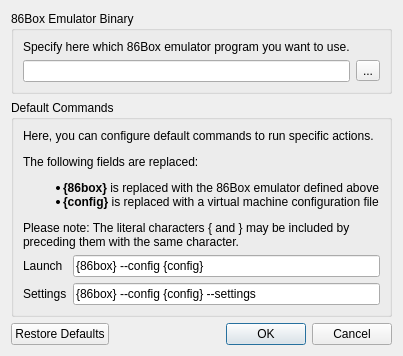
Above: src/gui/preferencesdialog.ui from osaukko/86BoxLauncher before the change. Below: the same form after it.
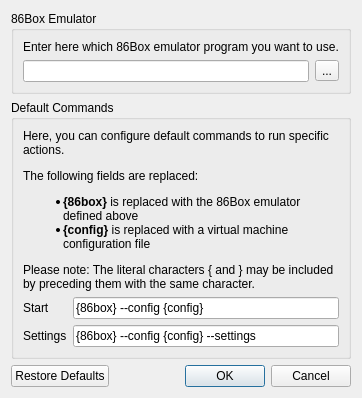
That is the form after the change. Icons and pictures are not drawn.

What changed in the file:
```diff
--- a/src/gui/preferencesdialog.ui
+++ b/src/gui/preferencesdialog.ui
@@ -23,16 +23,9 @@
    <item>
     <widget class="QGroupBox" name="emulatorGroupBox">
      <property name="title">
-      <string>86Box Emulator Binary</string>
+      <string>86Box Emulator</string>
      </property>
      <layout class="QGridLayout" name="emulatorLayout">
-      <item row="0" column="0">
-       <widget class="QLabel" name="emulatorLabel">
-        <property name="text">
-         <string>Specify here which 86Box emulator program you want to use.</string>
-        </property>
-       </widget>
-      </item>
       <item row="1" column="0">
        <widget class="QLineEdit" name="emulatorLineEdit"/>
       </item>
@@ -43,6 +36,13 @@
         </property>
        </widget>
       </item>
+      <item row="0" column="0" colspan="2">
+       <widget class="QLabel" name="emulatorLabel">
+        <property name="text">
+         <string>Enter here which 86Box emulator program you want to use.</string>
+        </property>
+       </widget>
+      </item>
      </layout>
     </widget>
    </item>
@@ -81,7 +81,7 @@
         <item row="0" column="0">
          <widget class="QLabel" name="launchCommandLabel">
           <property name="text">
-           <string>Launch</string>
+           <string>Start</string>
           </property>
          </widget>
         </item>
```
Left out of the diff: 4 changed lines with no effect on the pictures.
